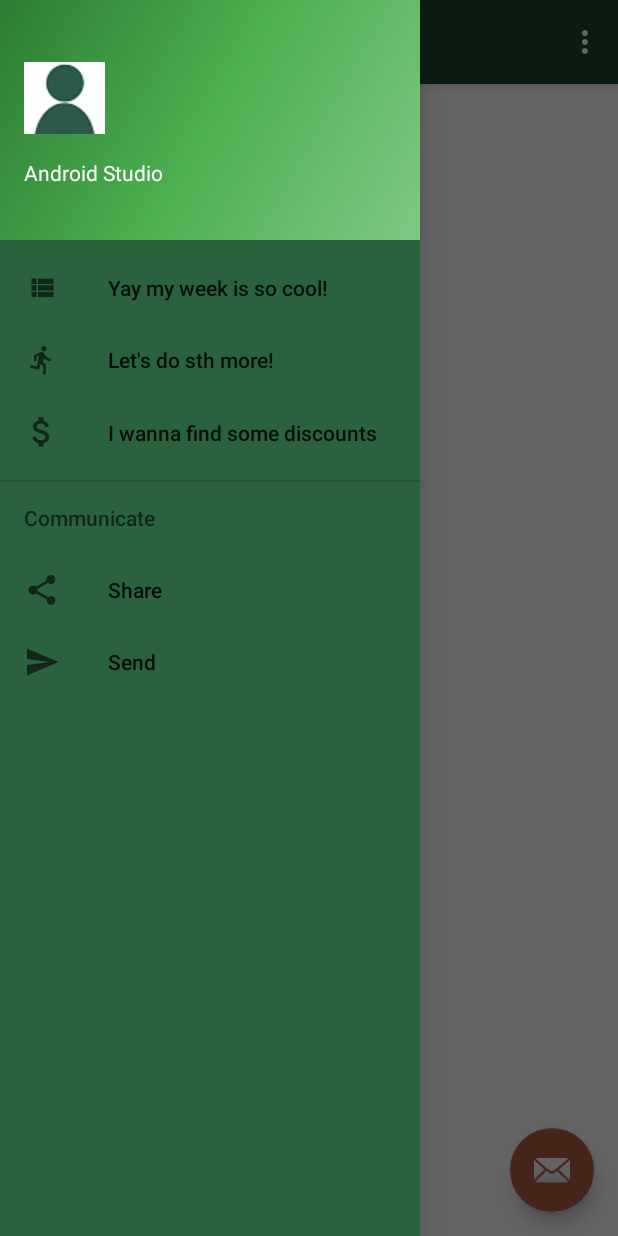
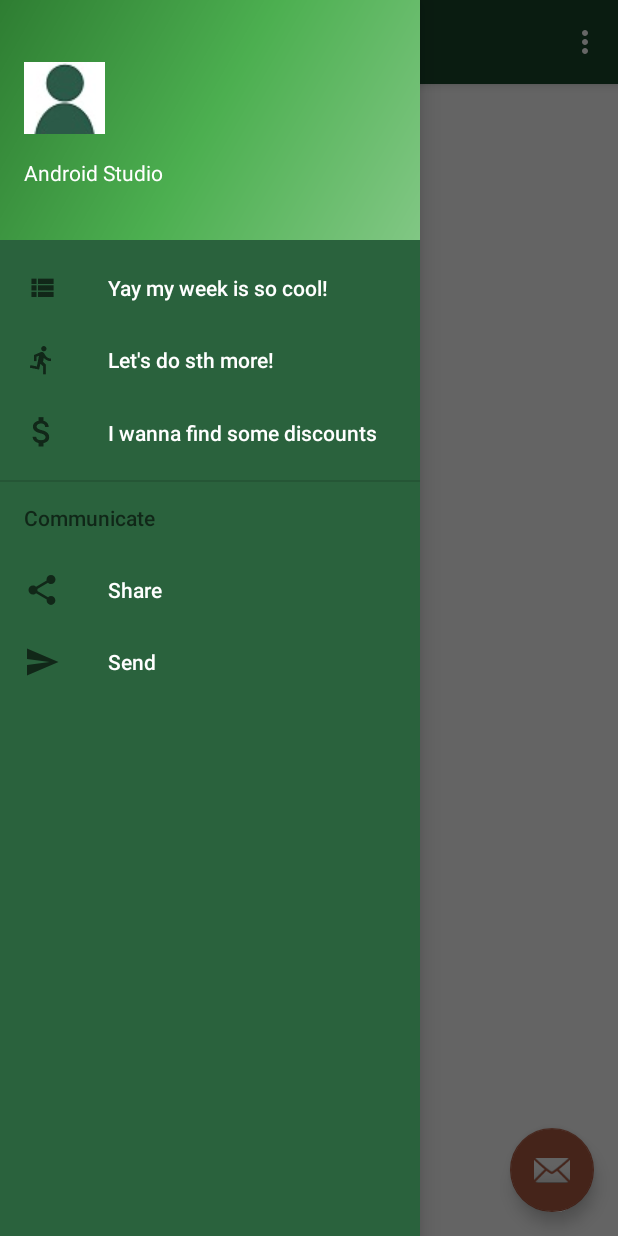
Before and after one commit to KarolinaStepien/StudentPlus, an Android app: the MainActivity screen opened directly, with no data from a screen before it, with the side drawer open, on a phone screen of 412 x 824 dp. Run offline under Robolectric (Android 15) with nearby library versions, the phone set to English and light mode, and no system bars; 2 statements that could not run were skipped.

Commit message:
nav bar items changed

```diff
--- a/app/src/main/res/layout/activity_main.xml
+++ b/app/src/main/res/layout/activity_main.xml
@@ -21,6 +21,7 @@
             android:layout_gravity="start"
             android:fitsSystemWindows="true"
             android:background="#2a623d"
+            app:itemTextColor="#ffffff"
             app:headerLayout="@layout/nav_header_main"
             app:menu="@menu/activity_main_drawer"/>
 
```
